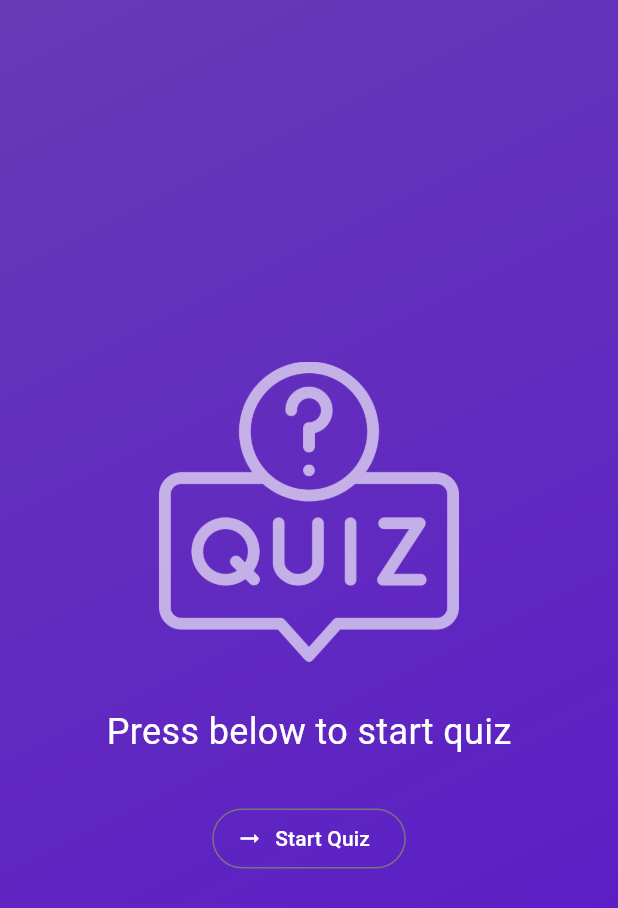
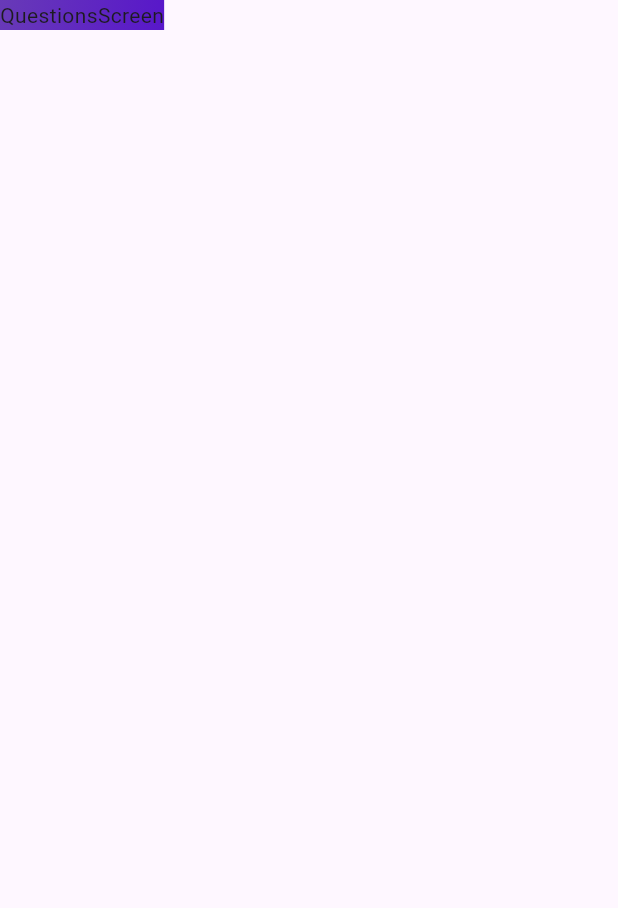
Before and after one commit to MKbrun/quiz_app_1, a Flutter app: the screen it shows after launch, after a tap on "Start Quiz", on a phone screen of 412 x 824 dp. Shown: the top 908 px of the screen. Run offline on Flutter 3.47's test engine with Material 3 defaults, Android fonts, the phone set to English and light mode, and no system bars.

Commit message:
created new widgets to start quiz
created new widgets to start quiz and added state's

```diff
--- a/lib/main.dart
+++ b/lib/main.dart
@@ -1,20 +1,6 @@
 import 'package:flutter/material.dart';
-import 'package:quiz_app_1/start_screen.dart';
+import 'package:quiz_app_1/quiz.dart';
 
 void main() {
-  runApp(
-    MaterialApp(
-      home: Scaffold(
-        body: Container(
-          decoration: const BoxDecoration(
-            gradient: LinearGradient(colors: [
-              Color.fromARGB(255, 104, 58, 183),
-              Color.fromARGB(255, 88, 23, 202)
-            ], begin: Alignment.topLeft, end: Alignment.bottomRight),
-          ),
-          child: const StartScreen(),
-        ),
-      ),
-    ),
-  );
+  runApp(const Quiz());
 }
--- /dev/null
+++ b/lib/questions_screen.dart
@@ -0,0 +1,17 @@
+import 'package:flutter/material.dart';
+
+class QuestionsScreen extends StatefulWidget {
+  const QuestionsScreen({super.key});
+
+  @override
+  State<QuestionsScreen> createState() {
+    return _QuestionsScreenState();
+  }
+}
+
+class _QuestionsScreenState extends State<QuestionsScreen> {
+  @override
+  Widget build(context) {
+    return const Text('QuestionsScreen');
+  }
+}
--- /dev/null
+++ b/lib/quiz.dart
@@ -0,0 +1,44 @@
+import 'package:flutter/material.dart';
+import 'package:quiz_app_1/questions_screen.dart';
+import 'package:quiz_app_1/start_screen.dart';
+
+class Quiz extends StatefulWidget {
+  const Quiz({super.key});
+  @override
+  State<Quiz> createState() {
+    return _QuizState();
+  }
+}
+
+class _QuizState extends State<Quiz> {
+  Widget? activeScreen;
+
+  @override
+  void initState() {
+    activeScreen = StartScreen(switchScreen);
+    super.initState();
+  }
+
+  void switchScreen() {
+    setState(() {
+      activeScreen = const QuestionsScreen();
+    });
+  }
+
+  @override
+  Widget build(context) {
+    return MaterialApp(
+      home: Scaffold(
+        body: Container(
+          decoration: const BoxDecoration(
+            gradient: LinearGradient(colors: [
+              Color.fromARGB(255, 104, 58, 183),
+              Color.fromARGB(255, 88, 23, 202)
+            ], begin: Alignment.topLeft, end: Alignment.bottomRight),
+          ),
+          child: activeScreen,
+        ),
+      ),
+    );
+  }
+}
--- a/lib/start_screen.dart
+++ b/lib/start_screen.dart
@@ -1,7 +1,9 @@
 import 'package:flutter/material.dart';
 
 class StartScreen extends StatelessWidget {
-  const StartScreen({super.key});
+  const StartScreen(this.startQuiz, {super.key});
+
+  final void Function() startQuiz;
 
   @override
   Widget build(context) {
@@ -26,9 +28,7 @@ class StartScreen extends StatelessWidget {
           ),
           const SizedBox(height: 30),
           OutlinedButton.icon(
-            onPressed: () {
-              //..
-            },
+            onPressed: startQuiz,
             style: OutlinedButton.styleFrom(
               foregroundColor: Colors.white,
             ),
```
